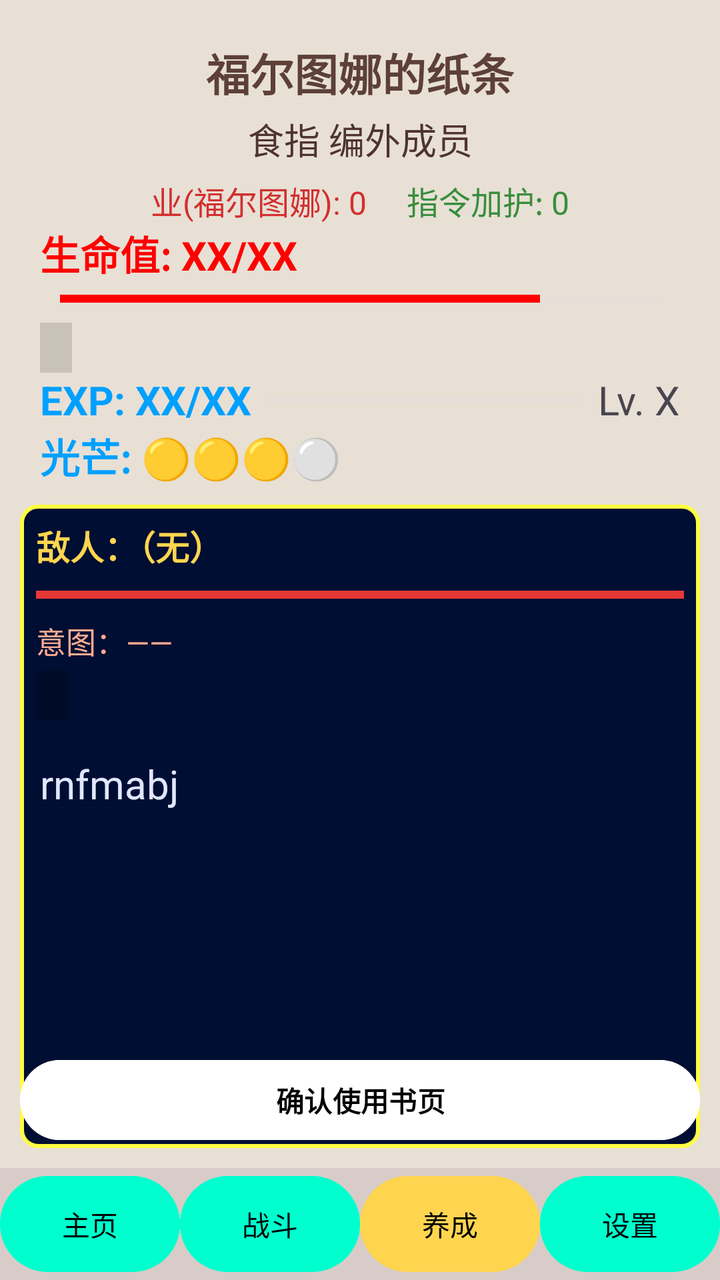
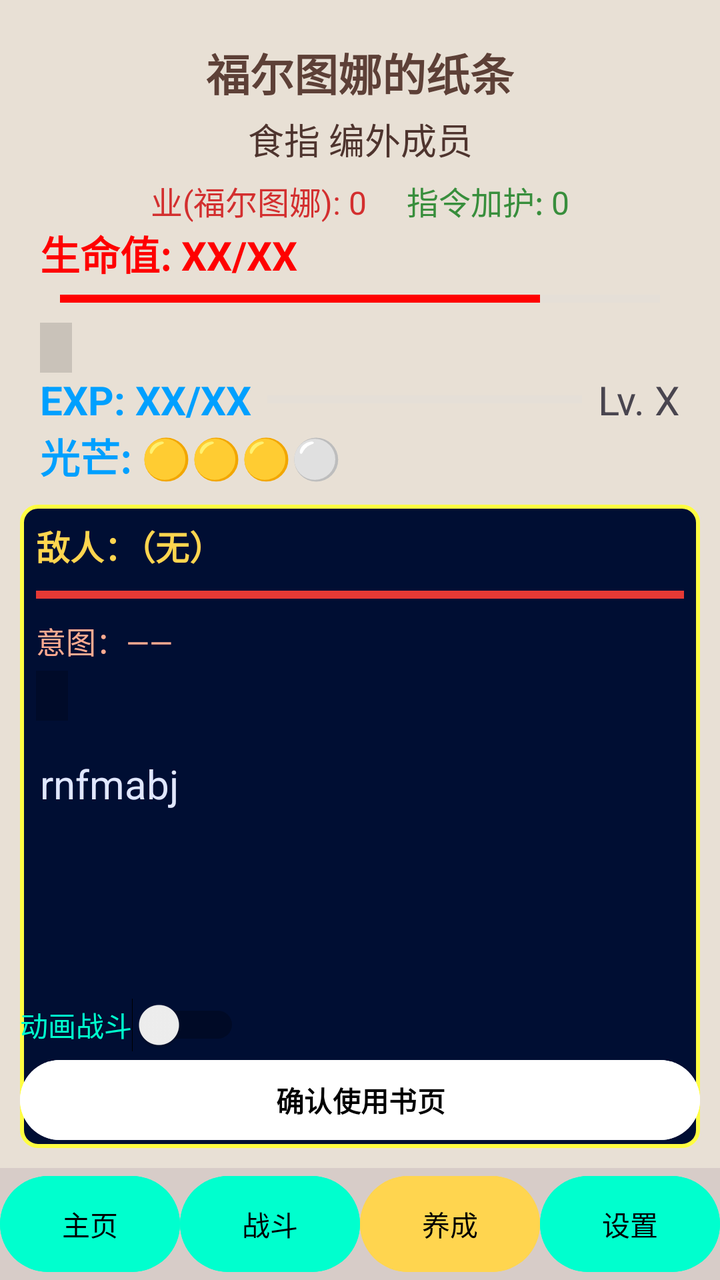

Compare the two renders of this Android layout. The source of the first and the diff that turns it into the second are given below.
<!-- AndroidManifest.xml: application theme Theme.Fortuna -->
<!-- res/layout/stats.xml -->
<?xml version="1.0" encoding="utf-8"?>
<RelativeLayout xmlns:android="http://schemas.android.com/apk/res/android"
    android:layout_width="match_parent"
    android:layout_height="match_parent"
    android:background="#E8E0D5">
    <LinearLayout
        android:id="@+id/top_stats"
        android:layout_width="match_parent"
        android:layout_height="wrap_content"
        android:layout_marginTop="20dp"
        android:paddingHorizontal="16dp"
        android:orientation="vertical"
        android:gravity="center">

        <TextView
            android:layout_width="wrap_content"
            android:layout_height="wrap_content"
            android:text="福尔图娜的纸条"
            android:textSize="22sp"
            android:textStyle="bold"
            android:textColor="#5D4037" />

        <TextView
            android:id="@+id/tv_title"
            android:layout_width="match_parent"
            android:layout_height="wrap_content"
            android:gravity="center"
            android:text="食指 编外成员"
            android:textSize="18sp"
            android:textColor="#4E342E"
            android:layout_marginTop="4dp" />

        <LinearLayout
            android:layout_width="match_parent"
            android:layout_height="wrap_content"
            android:orientation="horizontal"
            android:gravity="center"
            android:layout_marginTop="6dp">

            <TextView
                android:id="@+id/tv_karma"
                android:layout_width="wrap_content"
                android:layout_height="wrap_content"
                android:maxWidth="160dp"
                android:text="业(福尔图娜): 0"
                android:textSize="16sp"
                android:textColor="#D32F2F"
                android:layout_marginEnd="20dp" />

            <TextView
                android:id="@+id/tv_blessing"
                android:layout_width="wrap_content"
                android:layout_height="wrap_content"
                android:maxWidth="160dp"
                android:text="指令加护: 0"
                android:textSize="16sp"
                android:textColor="#388E3C" />
        </LinearLayout>
    </LinearLayout>

    <LinearLayout
        android:id="@+id/HPArea"
        android:layout_width="match_parent"
        android:layout_height="wrap_content"
        android:orientation="vertical"
        android:layout_marginHorizontal="20dp"
        android:layout_below="@id/top_stats">

        <LinearLayout
            android:id="@+id/HPSArea"
            android:layout_width="match_parent"
            android:layout_height="wrap_content"
            android:orientation="horizontal"
            android:layout_below="@id/HPArea"
            android:weightSum="5">
            <TextureView
                android:layout_weight="0"
                android:layout_width="0dp"
                android:layout_height="match_parent"/>
            <TextView
                android:layout_width="wrap_content"
                android:layout_height="wrap_content"
                android:id="@+id/HP"
                android:textColor="#F00"
                android:textSize="20dp"
                android:layout_weight="5"
                android:textStyle="bold"
                android:text="生命值: XX/XX"/>

            <TextureView
                android:layout_weight="0"
                android:layout_width="0dp"
                android:layout_height="match_parent"/>

            
            
            
            
            
            
            
            
            
            


            
            
        </LinearLayout>

        <LinearLayout
            android:layout_width="match_parent"
            android:layout_height="wrap_content"
            android:orientation="horizontal"
            android:weightSum="2"
            android:id="@+id/BarArea">
            <ProgressBar
                android:id="@+id/HPBar"
                style="?android:attr/progressBarStyleHorizontal"
                android:layout_width="0dp"
                android:layout_weight="2"
                android:layout_marginHorizontal="10dp"
                android:layout_height="wrap_content"
                android:max="100"
                android:progress="80"
                android:progressTint="#F00"
                android:progressBackgroundTint="#DDD"/>

            
            
            
            
            
            
            
            
            
            
            
        </LinearLayout>

        <HorizontalScrollView
            android:layout_width="match_parent"
            android:layout_height="wrap_content"
            android:layout_marginTop="4dp"
            android:scrollbars="none">
            <TextView
                android:id="@+id/tv_player_status"
                android:layout_width="wrap_content"
                android:layout_height="wrap_content"
                android:text=""
                android:textSize="14sp"
                android:textColor="#5D4037"
                android:background="#22000000"
                android:paddingHorizontal="8dp"
                android:paddingVertical="3dp"/>
        </HorizontalScrollView>

    </LinearLayout>
    <LinearLayout
        android:id="@+id/EXPArea"
        android:layout_width="match_parent"
        android:layout_height="wrap_content"
        android:orientation="horizontal"
        android:layout_below="@+id/HPArea"
        android:gravity="center_vertical"
        android:layout_marginHorizontal="20dp">
        

        <TextView
            android:id="@+id/EXPNumber"
            android:layout_width="wrap_content"
            android:layout_height="wrap_content"
            android:text="EXP: XX/XX"
            android:textColor="#00A0FF"
            android:textSize="20sp"
            android:textStyle="bold" />

        <ProgressBar
            android:id="@+id/EXPBar"
            style="?android:attr/progressBarStyleHorizontal"
            android:layout_width="0dp"
            android:layout_height="wrap_content"
            android:layout_weight="1"
            android:layout_marginStart="8dp"
            android:layout_marginEnd="8dp"
            android:max="100"
            android:progress="0"
            android:progressTint="#00A0FF"
            android:progressBackgroundTint="#DDD" />

        <TextView
            android:id="@+id/level"
            android:layout_width="wrap_content"
            android:layout_height="wrap_content"
            android:text="Lv. X"
            android:textSize="20sp" />
    </LinearLayout>

    <LinearLayout
        android:id="@+id/LTArea"
        android:layout_width="match_parent"
        android:layout_height="wrap_content"
        android:orientation="horizontal"
        android:layout_below="@+id/EXPArea"
        android:gravity="center_vertical"
        android:layout_marginHorizontal="20dp">


        
        <TextView
            android:id="@+id/LTAmount"
            android:layout_width="wrap_content"
            android:layout_height="wrap_content"
            android:text="光芒: 🟡🟡🟡⚪"
            android:textColor="#00A0FF"
            android:textSize="20sp"
            android:textStyle="bold" />
    </LinearLayout>

    <LinearLayout
        android:layout_width="match_parent"
        android:layout_height="wrap_content"
        android:id="@+id/CombatArea"
        android:layout_below="@id/LTArea"
        android:orientation="vertical"
        android:background="@drawable/bg_combat_area"
        android:layout_above="@id/bottom_toolbar"
        android:layout_margin="10dp">
        

        
        <LinearLayout
            android:layout_width="match_parent"
            android:layout_height="wrap_content"
            android:orientation="vertical"
            android:padding="8dp">

            <TextView
                android:id="@+id/tv_enemy_name"
                android:layout_width="match_parent"
                android:layout_height="wrap_content"
                android:text="敌人：（无）"
                android:textColor="#FFD54F"
                android:textSize="17sp"
                android:textStyle="bold"/>

            <ProgressBar
                android:id="@+id/EnemyHPBar"
                style="?android:attr/progressBarStyleHorizontal"
                android:layout_width="match_parent"
                android:layout_height="wrap_content"
                android:layout_marginTop="4dp"
                android:max="100"
                android:progress="100"
                android:progressTint="#E53935"
                android:progressBackgroundTint="#555"/>

            <TextView
                android:id="@+id/tv_enemy_intent"
                android:layout_width="match_parent"
                android:layout_height="wrap_content"
                android:layout_marginTop="4dp"
                android:text="意图：——"
                android:textColor="#FFAB91"
                android:textSize="15sp"/>

            <HorizontalScrollView
                android:layout_width="match_parent"
                android:layout_height="wrap_content"
                android:layout_marginTop="4dp"
                android:scrollbars="none">
                <TextView
                    android:id="@+id/tv_enemy_status"
                    android:layout_width="wrap_content"
                    android:layout_height="wrap_content"
                    android:text=""
                    android:textSize="14sp"
                    android:textColor="#FFF3E0"
                    android:background="#33000000"
                    android:paddingHorizontal="8dp"
                    android:paddingVertical="3dp"/>
            </HorizontalScrollView>
        </LinearLayout>

        <TextView
            android:id="@+id/CombatText"
            android:layout_width="match_parent"
            android:layout_height="0dp"
            android:text="rnfmabj"
            android:layout_weight="1"
            android:textColor="#E0E7FF"
            android:textSize="20sp"
            android:layout_margin="10dp"
            android:scrollbars="vertical"
            android:fadeScrollbars="false"
            android:overScrollMode="always"/>
        <Spinner
            android:id="@+id/BookPagesChoice"
            android:layout_width="match_parent"
            android:layout_height="wrap_content"
            android:background="#FFF3E0"
            android:dropDownWidth="match_parent"/>
        <Button
            android:id="@+id/ComfirmUsing"
            android:layout_width="match_parent"
            android:layout_height="wrap_content"
            android:text="确认使用书页"
            android:backgroundTint="#FFF"
            android:textColor="#000"
            android:textStyle="bold"/>
    </LinearLayout>

    <LinearLayout
        android:id="@+id/bottom_toolbar"
        android:layout_width="match_parent"
        android:layout_height="56dp"
        android:layout_alignParentBottom="true"
        android:orientation="horizontal"
        android:background="#D7CCC8"
        android:weightSum="4">

        <Button
            android:id="@+id/nav_home"
            android:layout_width="0dp"
            android:layout_weight="1"
            android:layout_height="match_parent"
            android:backgroundTint="#00FFCE"
            android:textColor="#000000"
            android:text="主页"/>

        <Button
            android:id="@+id/nav_stats"
            android:layout_width="0dp"
            android:layout_weight="1"
            android:layout_height="match_parent"
            android:backgroundTint="#00FFCE"
            android:textColor="#000000"
            android:text="战斗"/>

        <Button
            android:id="@+id/nav_deck"
            android:layout_width="0dp"
            android:layout_weight="1"
            android:layout_height="match_parent"
            android:backgroundTint="#FFD54F"
            android:textColor="#000000"
            android:text="养成"/>

        <Button
            android:id="@+id/nav_setting"
            android:layout_width="0dp"
            android:layout_weight="1"
            android:layout_height="match_parent"
            android:backgroundTint="#00FFCE"
            android:textColor="#000000"
            android:text="设置"/>

    </LinearLayout>
</RelativeLayout>
<!-- resources referenced by this layout -->
<resources>
  <!-- drawable bg_combat_area (drawable) -->
  <?xml version="1.0" encoding="utf-8"?>
  <shape xmlns:android="http://schemas.android.com/apk/res/android">
  
      
      <solid android:color="#000E33" />
  
      
      <stroke
          android:width="2dp"
          android:color="#FFFD42" />
  
      
      <corners android:radius="8dp" />
  
  </shape>
  <style name="Theme.Fortuna" parent="Base.Theme.Fortuna" />
  <style name="Base.Theme.Fortuna" parent="Theme.Material3.DayNight.NoActionBar">
          
          
      </style>
</resources>

<!-- the commit's change to res/layout/stats.xml (unified diff, before → after) -->
@@ -218,6 +218,12 @@
             android:textStyle="bold" />
     </LinearLayout>
 
+    <com.six.fortuna.dragonbones.DragonBonesView
+        android:id="@+id/player_dragon_bones_view"
+        android:layout_width="match_parent"
+        android:layout_height="200dp"
+        android:visibility="gone" />
+
     <LinearLayout
         android:layout_width="match_parent"
         android:layout_height="wrap_content"
@@ -228,7 +234,6 @@
         android:layout_above="@id/bottom_toolbar"
         android:layout_margin="10dp">
         
-
         
         <LinearLayout
             android:layout_width="match_parent"
@@ -295,6 +300,13 @@
             android:scrollbars="vertical"
             android:fadeScrollbars="false"
             android:overScrollMode="always"/>
+        
+        <Switch
+            android:id="@+id/switch_animated_battle"
+            android:textColor="@color/玉色"
+            android:layout_width="wrap_content"
+            android:layout_height="wrap_content"
+            android:text="动画战斗" />
         <Spinner
             android:id="@+id/BookPagesChoice"
             android:layout_width="match_parent"
@@ -309,6 +321,7 @@
             android:backgroundTint="#FFF"
             android:textColor="#000"
             android:textStyle="bold"/>
+
     </LinearLayout>
 
     <LinearLayout
